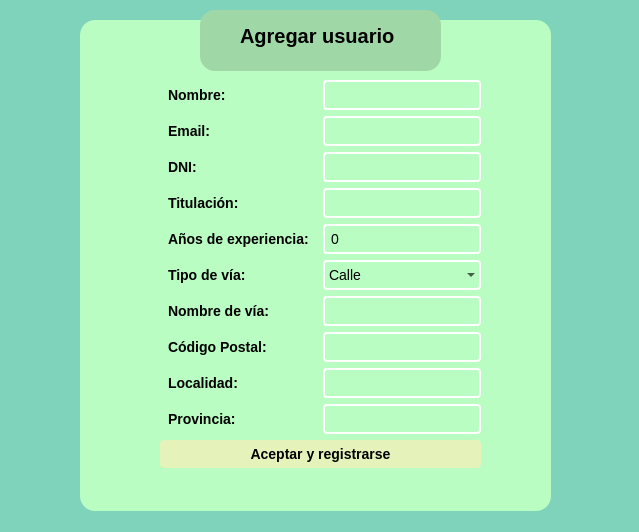
This is formulario.ui in julinavas14/trabajo_programacion_sql as Qt 5 draws it before an edit. The edited form follows.
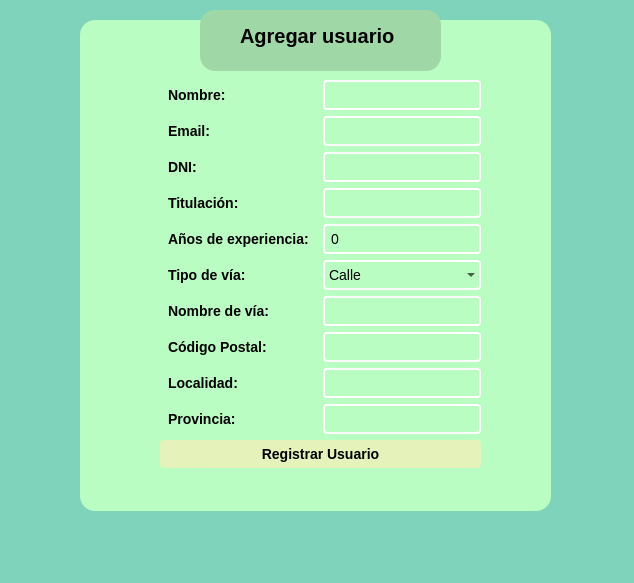
This is the edited form.

Diff of the .ui file:
```diff
--- a/formulario.ui
+++ b/formulario.ui
@@ -6,8 +6,8 @@
    <rect>
     <x>0</x>
     <y>0</y>
-    <width>639</width>
-    <height>532</height>
+    <width>634</width>
+    <height>583</height>
    </rect>
   </property>
   <property name="windowTitle">
@@ -267,7 +267,7 @@
      <item row="11" column="0" colspan="2">
       <widget class="QPushButton" name="addenviar">
        <property name="text">
-        <string>Aceptar y registrarse</string>
+        <string>Registrar Usuario</string>
        </property>
       </widget>
      </item>
```
